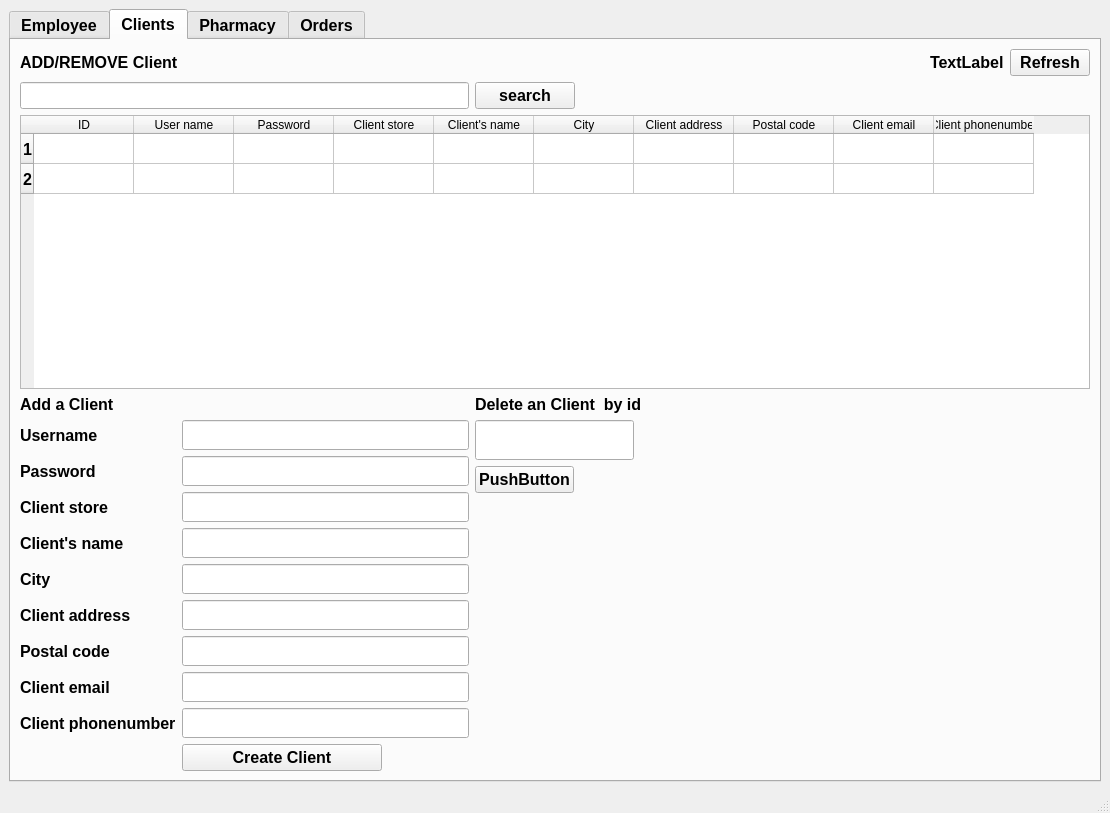
Before: the Qt Designer form MainWindow_admin.ui in AristidisZ/Login-Register, drawn with Qt 5.
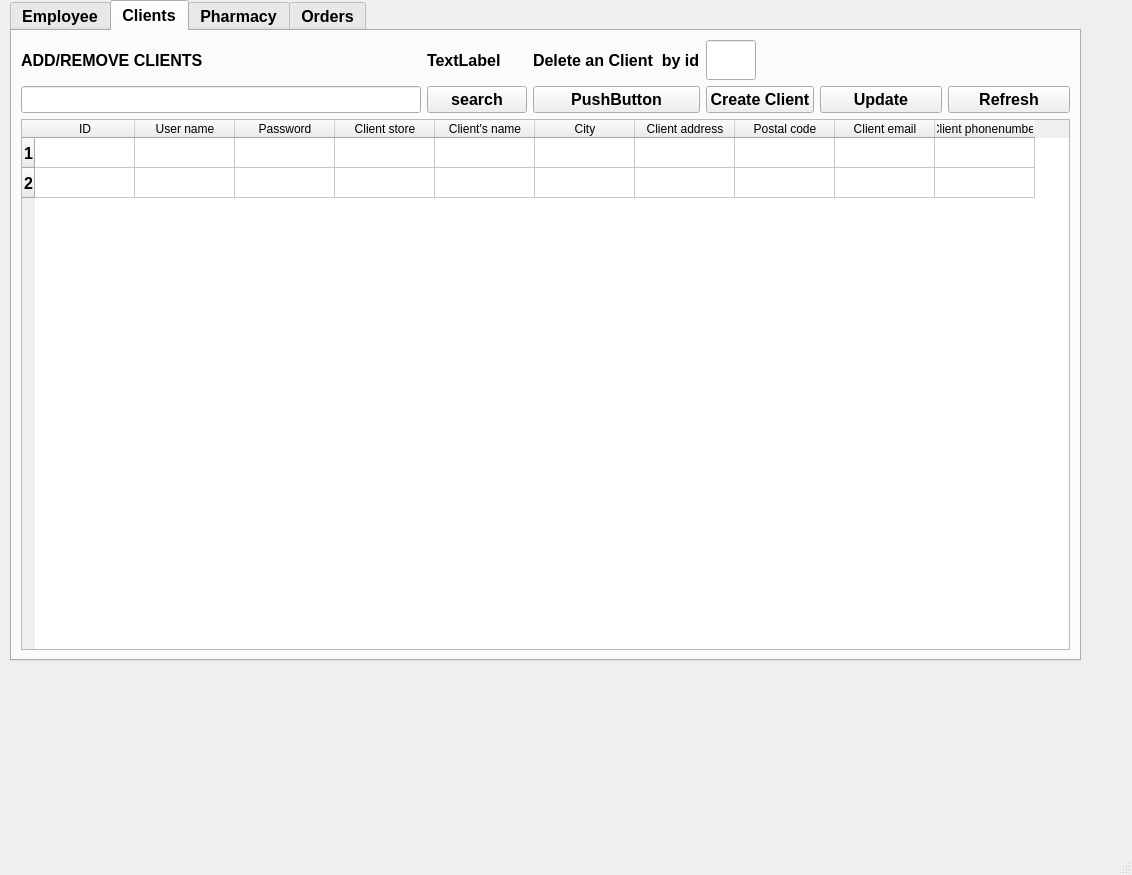
After: the same form once the commit is applied. The open tabs and pages were chosen to show the change.

Diff of the .ui file:
```diff
--- a/MainWindow_admin.ui
+++ b/MainWindow_admin.ui
@@ -6,20 +6,26 @@
    <rect>
     <x>0</x>
     <y>0</y>
-    <width>1110</width>
-    <height>813</height>
+    <width>1132</width>
+    <height>875</height>
    </rect>
   </property>
   <property name="windowTitle">
    <string>MainWindow</string>
   </property>
   <widget class="QWidget" name="centralwidget">
-   <layout class="QGridLayout" name="gridLayout">
-    <item row="0" column="1">
      <widget class="QTabWidget" name="tabWidget">
       <property name="enabled">
        <bool>true</bool>
       </property>
+    <property name="geometry">
+     <rect>
+      <x>10</x>
+      <y>0</y>
+      <width>1071</width>
+      <height>661</height>
+     </rect>
+    </property>
       <property name="sizePolicy">
        <sizepolicy hsizetype="Expanding" vsizetype="Expanding">
         <horstretch>0</horstretch>
@@ -432,7 +438,7 @@
        <attribute name="title">
         <string>Clients</string>
        </attribute>
-       <layout class="QGridLayout" name="gridLayout_10">
+     <layout class="QGridLayout" name="gridLayout">
         <item row="0" column="0">
          <widget class="QLabel" name="label_26">
           <property name="layoutDirection">
@@ -442,340 +448,21 @@
            <string notr="true">font: 25pt &quot;MS Shell Dlg 2&quot;;</string>
           </property>
           <property name="text">
-           <string>ADD/REMOVE Client</string>
+         <string>ADD/REMOVE CLIENTS</string>
           </property>
           <property name="scaledContents">
            <bool>false</bool>
           </property>
          </widget>
         </item>
-        <item row="0" column="2">
+      <item row="0" column="1">
          <widget class="QLabel" name="label_admin_2">
           <property name="text">
            <string>TextLabel</string>
           </property>
          </widget>
         </item>
-        <item row="0" column="3">
-         <widget class="QPushButton" name="refresh_button_client">
-          <property name="maximumSize">
-           <size>
-            <width>16777215</width>
-            <height>16777215</height>
-           </size>
-          </property>
-          <property name="text">
-           <string>Refresh</string>
-          </property>
-         </widget>
-        </item>
-        <item row="1" column="0">
-         <widget class="QLineEdit" name="text_search_3"/>
-        </item>
-        <item row="1" column="1">
-         <widget class="QPushButton" name="search_button_3">
-          <property name="maximumSize">
-           <size>
-            <width>100</width>
-            <height>16777215</height>
-           </size>
-          </property>
-          <property name="text">
-           <string>search</string>
-          </property>
-         </widget>
-        </item>
-        <item row="2" column="0" colspan="4">
-         <widget class="QTableWidget" name="clients_table">
-          <property name="minimumSize">
-           <size>
-            <width>0</width>
-            <height>0</height>
-           </size>
-          </property>
-          <property name="sizeAdjustPolicy">
-           <enum>QAbstractScrollArea::AdjustToContentsOnFirstShow</enum>
-          </property>
-          <property name="rowCount">
-           <number>2</number>
-          </property>
-          <property name="columnCount">
-           <number>10</number>
-          </property>
-          <row/>
-          <row/>
-          <column>
-           <property name="text">
-            <string>ID</string>
-           </property>
-          </column>
-          <column>
-           <property name="text">
-            <string>User name</string>
-           </property>
-          </column>
-          <column>
-           <property name="text">
-            <string>Password</string>
-           </property>
-          </column>
-          <column>
-           <property name="text">
-            <string>Client store</string>
-           </property>
-          </column>
-          <column>
-           <property name="text">
-            <string>Client's name</string>
-           </property>
-          </column>
-          <column>
-           <property name="text">
-            <string>City</string>
-           </property>
-          </column>
-          <column>
-           <property name="text">
-            <string>Client address</string>
-           </property>
-          </column>
-          <column>
-           <property name="text">
-            <string>Postal code</string>
-           </property>
-          </column>
-          <column>
-           <property name="text">
-            <string>Client email</string>
-           </property>
-          </column>
-          <column>
-           <property name="text">
-            <string>Client phonenumber</string>
-           </property>
-          </column>
-         </widget>
-        </item>
-        <item row="3" column="0">
-         <layout class="QGridLayout" name="gridLayout_7">
-          <item row="7" column="1">
-           <widget class="QLineEdit" name="text_client_postal_code">
-            <property name="minimumSize">
-             <size>
-              <width>0</width>
-              <height>30</height>
-             </size>
-            </property>
-           </widget>
-          </item>
-          <item row="6" column="0">
-           <widget class="QLabel" name="label_27">
-            <property name="text">
-             <string>Client address</string>
-            </property>
-           </widget>
-          </item>
-          <item row="8" column="0">
-           <widget class="QLabel" name="label_28">
-            <property name="text">
-             <string>Client email</string>
-            </property>
-           </widget>
-          </item>
-          <item row="8" column="1">
-           <widget class="QLineEdit" name="text_client_email">
-            <property name="minimumSize">
-             <size>
-              <width>0</width>
-              <height>30</height>
-             </size>
-            </property>
-           </widget>
-          </item>
-          <item row="10" column="1">
-           <widget class="QPushButton" name="create_button_client">
-            <property name="maximumSize">
-             <size>
-              <width>200</width>
-              <height>16777215</height>
-             </size>
-            </property>
-            <property name="text">
-             <string>Create Client</string>
-            </property>
-           </widget>
-          </item>
-          <item row="2" column="0">
-           <widget class="QLabel" name="label_29">
-            <property name="text">
-             <string>Password</string>
-            </property>
-           </widget>
-          </item>
-          <item row="1" column="0">
-           <widget class="QLabel" name="label_30">
-            <property name="text">
-             <string>Username</string>
-            </property>
-           </widget>
-          </item>
-          <item row="2" column="1">
-           <widget class="QLineEdit" name="text_password_client">
-            <property name="sizePolicy">
-             <sizepolicy hsizetype="Expanding" vsizetype="Expanding">
-              <horstretch>0</horstretch>
-              <verstretch>0</verstretch>
-             </sizepolicy>
-            </property>
-            <property name="minimumSize">
-             <size>
-              <width>0</width>
-              <height>30</height>
-             </size>
-            </property>
-           </widget>
-          </item>
-          <item row="4" column="1">
-           <widget class="QLineEdit" name="text_client_name">
-            <property name="sizePolicy">
-             <sizepolicy hsizetype="Expanding" vsizetype="Expanding">
-              <horstretch>0</horstretch>
-              <verstretch>0</verstretch>
-             </sizepolicy>
-            </property>
-            <property name="minimumSize">
-             <size>
-              <width>0</width>
-              <height>30</height>
-             </size>
-            </property>
-           </widget>
-          </item>
-          <item row="1" column="1">
-           <widget class="QLineEdit" name="text_username_client">
-            <property name="sizePolicy">
-             <sizepolicy hsizetype="Expanding" vsizetype="Expanding">
-              <horstretch>0</horstretch>
-              <verstretch>0</verstretch>
-             </sizepolicy>
-            </property>
-            <property name="minimumSize">
-             <size>
-              <width>0</width>
-              <height>30</height>
-             </size>
-            </property>
-           </widget>
-          </item>
-          <item row="3" column="1">
-           <widget class="QLineEdit" name="text_client_store">
-            <property name="sizePolicy">
-             <sizepolicy hsizetype="Expanding" vsizetype="Expanding">
-              <horstretch>0</horstretch>
-              <verstretch>0</verstretch>
-             </sizepolicy>
-            </property>
-            <property name="minimumSize">
-             <size>
-              <width>0</width>
-              <height>30</height>
-             </size>
-            </property>
-           </widget>
-          </item>
-          <item row="0" column="0">
-           <widget class="QLabel" name="label_31">
-            <property name="styleSheet">
-             <string notr="true">font: 12pt &quot;MS Shell Dlg 2&quot;;</string>
-            </property>
-            <property name="text">
-             <string>Add a Client</string>
-            </property>
-           </widget>
-          </item>
-          <item row="4" column="0">
-           <widget class="QLabel" name="label_32">
-            <property name="text">
-             <string>Client's name</string>
-            </property>
-           </widget>
-          </item>
-          <item row="3" column="0">
-           <widget class="QLabel" name="label_33">
-            <property name="text">
-             <string>Client store</string>
-            </property>
-           </widget>
-          </item>
-          <item row="5" column="0">
-           <widget class="QLabel" name="label_34">
-            <property name="text">
-             <string>City</string>
-            </property>
-           </widget>
-          </item>
-          <item row="5" column="1">
-           <widget class="QLineEdit" name="text_client_city">
-            <property name="sizePolicy">
-             <sizepolicy hsizetype="Expanding" vsizetype="Expanding">
-              <horstretch>0</horstretch>
-              <verstretch>0</verstretch>
-             </sizepolicy>
-            </property>
-            <property name="minimumSize">
-             <size>
-              <width>0</width>
-              <height>30</height>
-             </size>
-            </property>
-           </widget>
-          </item>
-          <item row="6" column="1">
-           <widget class="QLineEdit" name="text_client_address">
-            <property name="minimumSize">
-             <size>
-              <width>0</width>
-              <height>30</height>
-             </size>
-            </property>
-           </widget>
-          </item>
-          <item row="7" column="0">
-           <widget class="QLabel" name="label_35">
-            <property name="text">
-             <string>Postal code</string>
-            </property>
-           </widget>
-          </item>
-          <item row="9" column="1">
-           <widget class="QLineEdit" name="text_client_phone">
-            <property name="minimumSize">
-             <size>
-              <width>0</width>
-              <height>30</height>
-             </size>
-            </property>
-           </widget>
-          </item>
-          <item row="9" column="0">
-           <widget class="QLabel" name="label_36">
-            <property name="text">
-             <string>Client phonenumber</string>
-            </property>
-           </widget>
-          </item>
-         </layout>
-        </item>
-        <item row="3" column="1">
-         <layout class="QFormLayout" name="formLayout_6">
-          <item row="2" column="0">
-           <widget class="QPushButton" name="delete_client_button">
-            <property name="text">
-             <string>PushButton</string>
-            </property>
-           </widget>
-          </item>
-          <item row="0" column="0">
+      <item row="0" column="2">
            <widget class="QLabel" name="label_25">
             <property name="styleSheet">
              <string notr="true">font: 12pt &quot;MS Shell Dlg 2&quot;;</string>
@@ -785,7 +472,7 @@
             </property>
            </widget>
           </item>
-          <item row="1" column="0">
+      <item row="0" column="3">
            <widget class="QLineEdit" name="text_id_client">
             <property name="minimumSize">
              <size>
@@ -793,9 +480,147 @@
               <height>40</height>
              </size>
             </property>
-           </widget>
-          </item>
-         </layout>
+        <property name="maximumSize">
+         <size>
+          <width>50</width>
+          <height>50</height>
+         </size>
+        </property>
+       </widget>
+      </item>
+      <item row="1" column="0">
+       <widget class="QLineEdit" name="text_search_3">
+        <property name="maximumSize">
+         <size>
+          <width>400</width>
+          <height>400</height>
+         </size>
+        </property>
+       </widget>
+      </item>
+      <item row="1" column="1">
+       <widget class="QPushButton" name="search_button_3">
+        <property name="maximumSize">
+         <size>
+          <width>100</width>
+          <height>16777215</height>
+         </size>
+        </property>
+        <property name="text">
+         <string>search</string>
+        </property>
+       </widget>
+      </item>
+      <item row="1" column="2">
+       <widget class="QPushButton" name="delete_client_button">
+        <property name="text">
+         <string>PushButton</string>
+        </property>
+       </widget>
+      </item>
+      <item row="1" column="3">
+       <widget class="QPushButton" name="show_dialog_client_button">
+        <property name="maximumSize">
+         <size>
+          <width>200</width>
+          <height>16777215</height>
+         </size>
+        </property>
+        <property name="text">
+         <string>Create Client</string>
+        </property>
+       </widget>
+      </item>
+      <item row="1" column="4">
+       <widget class="QPushButton" name="pushButton">
+        <property name="text">
+         <string>Update</string>
+        </property>
+       </widget>
+      </item>
+      <item row="1" column="5">
+       <widget class="QPushButton" name="refresh_button_client">
+        <property name="maximumSize">
+         <size>
+          <width>16777215</width>
+          <height>16777215</height>
+         </size>
+        </property>
+        <property name="text">
+         <string>Refresh</string>
+        </property>
+       </widget>
+      </item>
+      <item row="2" column="0" colspan="6">
+       <widget class="QTableWidget" name="clients_table">
+        <property name="minimumSize">
+         <size>
+          <width>0</width>
+          <height>0</height>
+         </size>
+        </property>
+        <property name="sizeAdjustPolicy">
+         <enum>QAbstractScrollArea::AdjustToContentsOnFirstShow</enum>
+        </property>
+        <property name="rowCount">
+         <number>2</number>
+        </property>
+        <property name="columnCount">
+         <number>10</number>
+        </property>
+        <row/>
+        <row/>
+        <column>
+         <property name="text">
+          <string>ID</string>
+         </property>
+        </column>
+        <column>
+         <property name="text">
+          <string>User name</string>
+         </property>
+        </column>
+        <column>
+         <property name="text">
+          <string>Password</string>
+         </property>
+        </column>
+        <column>
+         <property name="text">
+          <string>Client store</string>
+         </property>
+        </column>
+        <column>
+         <property name="text">
+          <string>Client's name</string>
+         </property>
+        </column>
+        <column>
+         <property name="text">
+          <string>City</string>
+         </property>
+        </column>
+        <column>
+         <property name="text">
+          <string>Client address</string>
+         </property>
+        </column>
+        <column>
+         <property name="text">
+          <string>Postal code</string>
+         </property>
+        </column>
+        <column>
+         <property name="text">
+          <string>Client email</string>
+         </property>
+        </column>
+        <column>
+         <property name="text">
+          <string>Client phonenumber</string>
+         </property>
+        </column>
+       </widget>
         </item>
        </layout>
       </widget>
@@ -1142,10 +967,18 @@
        <attribute name="title">
         <string>Orders</string>
        </attribute>
-      </widget>
-     </widget>
-    </item>
-   </layout>
+     <widget class="QTableWidget" name="tableWidget">
+      <property name="geometry">
+       <rect>
+        <x>280</x>
+        <y>230</y>
+        <width>256</width>
+        <height>192</height>
+       </rect>
+      </property>
+     </widget>
+    </widget>
+   </widget>
   </widget>
   <widget class="QMenuBar" name="menubar">
    <property name="geometry">
```
Left out of the diff: 390 changed lines with no effect on the pictures. Lines whose indentation alone changed are shown as unchanged.
